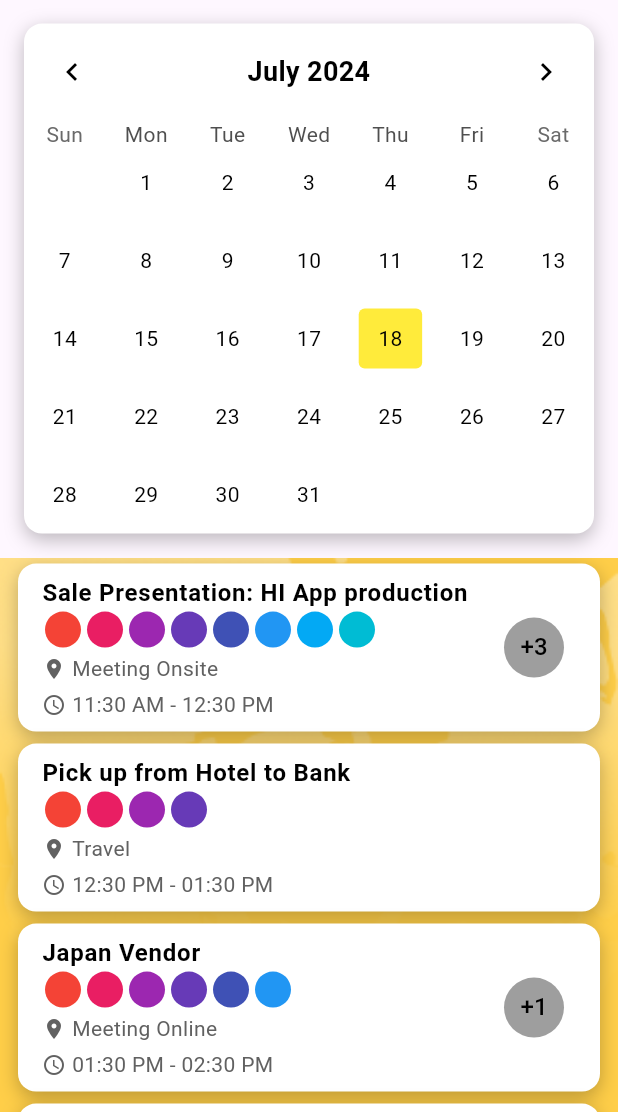
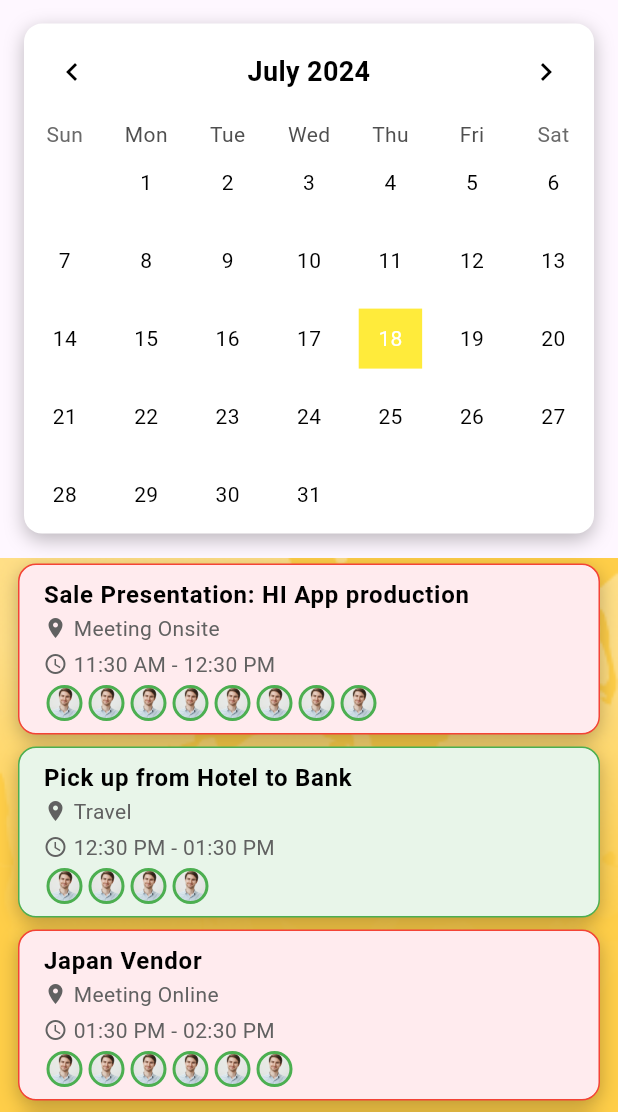
Before and after one commit to FGCompanyDev00/pb_hrm_app, a Flutter app: the HomeCalendar screen opened directly, on a phone screen of 412 x 824 dp, the part 124-1236 px from its top. Run offline on Flutter 3.47's test engine with Material 3 defaults, Android fonts, the phone set to English and light mode, and no system bars; drawn by our look-alikes of table_calendar; our stand-ins replace carousel_slider, convex_bottom_bar, flutter_easyloading, flutter_hooks, flutter_local_notifications, flutter_staggered_animations and 5 more; accounts and stored records are empty; generated files the repository leaves out were written again; network calls fail; Roboto replaces fonts that are missing (Oxanium).

Commit message:
update: adjusted calender compability with dark mode,added green lines to date and added colour to the cards

```diff
--- a/lib/home/home_calendar.dart
+++ b/lib/home/home_calendar.dart
@@ -140,6 +140,7 @@ class _HomeCalendarState extends State<HomeCalendar> {
   Widget build(BuildContext context) {
     final themeNotifier = Provider.of<ThemeNotifier>(context);
     final bool isDarkMode = themeNotifier.isDarkMode;
+    final brightness = Theme.of(context).brightness;
 
     return Scaffold(
       body: Stack(
@@ -161,11 +162,11 @@ class _HomeCalendarState extends State<HomeCalendar> {
                 ),
                 child: Stack(
                   children: [
-                    const Center(
+                    Center(
                       child: Text(
                         'Calendar',
                         style: TextStyle(
-                          color: Colors.black,
+                          color: brightness == Brightness.dark ? Colors.white : Colors.black,
                           fontSize: 24,
                           fontWeight: FontWeight.bold,
                         ),
@@ -236,31 +237,47 @@ class _HomeCalendarState extends State<HomeCalendar> {
                       borderRadius: BorderRadius.circular(4),
                     ),
                     selectedDecoration: BoxDecoration(
-                      color: Colors.yellow,
+                      color: isDarkMode ? Colors.orange : Colors.yellow,
                       shape: BoxShape.rectangle,
-                      borderRadius: BorderRadius.circular(4),
+
                     ),
-                    defaultTextStyle: const TextStyle(color: Colors.black),
-                    weekendTextStyle: const TextStyle(color: Colors.black),
-                    todayTextStyle: const TextStyle(color: Colors.black),
-                    selectedTextStyle: const TextStyle(color: Colors.black),
+                    defaultTextStyle: TextStyle(color: isDarkMode ? Colors.white : Colors.black),
+                    weekendTextStyle: TextStyle(color: isDarkMode ? Colors.white : Colors.black),
+                    todayTextStyle: TextStyle(color: isDarkMode ? Colors.white : Colors.black),
+                    selectedTextStyle: TextStyle(color: isDarkMode ? Colors.black : Colors.white),
+                    markersMaxCount: 1, // To avoid multiple markers overlapping
                   ),
-                  headerStyle: const HeaderStyle(
+                  headerStyle: HeaderStyle(
                     formatButtonVisible: false,
                     titleCentered: true,
                     titleTextStyle: TextStyle(
-                      color: Colors.black,
+                      color: brightness == Brightness.dark ? Colors.white : Colors.black,
                       fontSize: 18,
                       fontWeight: FontWeight.bold,
                     ),
                     leftChevronIcon: Icon(
                       Icons.chevron_left,
-                      color: Colors.black,
+                      color: brightness == Brightness.dark ? Colors.white : Colors.black,
                     ),
                     rightChevronIcon: Icon(
                       Icons.chevron_right,
-                      color: Colors.black,
+                      color: brightness == Brightness.dark ? Colors.white : Colors.black,
                     ),
+                  ),
+                  calendarBuilders: CalendarBuilders(
+                    markerBuilder: (context, date, events) {
+                      if (events.isNotEmpty) {
+                        return Align(
+                          alignment: Alignment.bottomCenter,
+                          child: Container(
+                            margin: const EdgeInsets.symmetric(horizontal: 1.5),
+                            height: 4.0,
+                            color: Colors.green,
+                          ),
+                        );
+                      }
+                      return const SizedBox();
+                    },
                   ),
                 ),
               ),
@@ -280,75 +297,7 @@ class _HomeCalendarState extends State<HomeCalendar> {
                         itemCount: events.length,
                         itemBuilder: (context, index) {
                           final event = events[index];
-                          return Container(
-                            margin: const EdgeInsets.symmetric(
-                              horizontal: 12.0,
-                              vertical: 4.0,
-                            ),
-                            decoration: BoxDecoration(
-                              color: Colors.white,
-                              borderRadius: BorderRadius.circular(12.0),
-                              boxShadow: const [
-                                BoxShadow(
-                                  color: Colors.black26,
-                                  blurRadius: 10,
-                                  offset: Offset(0, 4),
-                                ),
-                              ],
-                            ),
-                            child: ListTile(
-                              onTap: () => _showEventDetails(event),
-                              title: Text(
-                                event.title,
-                                style: const TextStyle(
-                                  fontWeight: FontWeight.bold,
-                                  color: Colors.black,
-                                ),
-                              ),
-                              subtitle: Column(
-                                crossAxisAlignment: CrossAxisAlignment.start,
-                                children: [
-                                  Row(
-                                    children: List.generate(event.attendees, (index) {
-                                      return Container(
-                                        margin: const EdgeInsets.symmetric(horizontal: 2.0),
-                                        width: 24,
-                                        height: 24,
-                                        decoration: BoxDecoration(
-                                          shape: BoxShape.circle,
-                                          color: Colors.primaries[index % Colors.primaries.length],
-                                        ),
-                                      );
-                                    }),
-                                  ),
-                                  const SizedBox(height: 4),
-                                  Row(
-                                    children: [
-                                      Icon(Icons.location_on, size: 16, color: Colors.grey[700]),
-                                      const SizedBox(width: 4),
-                                      Text(event.description, style: TextStyle(color: Colors.grey[700])),
-                                    ],
-                                  ),
-                                  const SizedBox(height: 4),
-                                  Row(
-                                    children: [
-                                      Icon(Icons.access_time, size: 16, color: Colors.grey[700]),
-                                      const SizedBox(width: 4),
-                                      Text(
-                                          '${DateFormat('hh:mm a').format(event.startDateTime)} - ${DateFormat('hh:mm a').format(event.endDateTime)}',
-                                          style: TextStyle(color: Colors.grey[700])),
-                                    ],
-                                  ),
-                                ],
-                              ),
-                              trailing: event.attendees > 5
-                                  ? CircleAvatar(
-                                backgroundColor: Colors.grey,
-                                child: Text('+${event.attendees - 5}', style: const TextStyle(color: Colors.black)),
-                              )
-                                  : null,
-                            ),
-                          );
+                          return CustomEventBox(event: event, isDarkMode: isDarkMode);
                         },
                       );
                     },
@@ -395,12 +344,15 @@ class _AddEventScreenState extends State<AddEventScreen> {
 
   @override
   Widget build(BuildContext context) {
+    final brightness = Theme.of(context).brightness;
+
     return Scaffold(
       extendBodyBehindAppBar: true,
       appBar: AppBar(
         title: Center(child: Text('Add ${widget.eventType} Event')),
         backgroundColor: Colors.transparent,
         elevation: 0,
+        iconTheme: IconThemeData(color: brightness == Brightness.dark ? Colors.white : Colors.black),
       ),
       body: Stack(
         children: [
@@ -421,12 +373,12 @@ class _AddEventScreenState extends State<AddEventScreen> {
                     controller: _titleController,
                     decoration: InputDecoration(
                       labelText: 'Event Title',
-                      labelStyle: const TextStyle(color: Colors.black),
+                      labelStyle: TextStyle(color: brightness == Brightness.dark ? Colors.white : Colors.black),
                       border: OutlineInputBorder(
                         borderRadius: BorderRadius.circular(10),
                       ),
                       filled: true,
-                      fillColor: Colors.white.withOpacity(0.8),
+                      fillColor: brightness == Brightness.dark ? Colors.black45 : Colors.white.withOpacity(0.8),
                     ),
                   ),
                   const SizedBox(height: 20),
@@ -434,19 +386,19 @@ class _AddEventScreenState extends State<AddEventScreen> {
                     controller: _descriptionController,
                     decoration: InputDecoration(
                       labelText: 'Event Description',
-                      labelStyle: const TextStyle(color: Colors.black),
+                      labelStyle: TextStyle(color: brightness == Brightness.dark ? Colors.white : Colors.black),
                       border: OutlineInputBorder(
                         borderRadius: BorderRadius.circular(10),
                       ),
                       filled: true,
-                      fillColor: Colors.white.withOpacity(0.8),
+                      fillColor: brightness == Brightness.dark ? Colors.black45 : Colors.white.withOpacity(0.8),
                     ),
                   ),
                   const SizedBox(height: 20),
                   ListTile(
                     title: Text(
                       'Start: ${DateFormat.yMd().add_jm().format(_startDateTime)}',
-                      style: const TextStyle(color: Colors.black),
+                      style: TextStyle(color: brightness == Brightness.dark ? Colors.white : Colors.black),
                     ),
                     trailing: const Icon(Icons.calendar_today, color: Colors.black),
                     onTap: () async {
@@ -472,7 +424,7 @@ class _AddEventScreenState extends State<AddEventScreen> {
                   ListTile(
                     title: Text(
                       'End: ${DateFormat.yMd().add_jm().format(_endDateTime)}',
-                      style: const TextStyle(color: Colors.black),
+                      style: TextStyle(color: brightness == Brightness.dark ? Colors.white : Colors.black),
                     ),
                     trailing: const Icon(Icons.calendar_today, color: Colors.black),
                     onTap: () async {
@@ -498,15 +450,15 @@ class _AddEventScreenState extends State<AddEventScreen> {
                   const SizedBox(height: 20),
                   Text(
                     'Duration: ${_endDateTime.difference(_startDateTime).inDays} days',
-                    style: const TextStyle(fontSize: 16, fontWeight: FontWeight.bold, color: Colors.black),
+                    style: TextStyle(fontSize: 16, fontWeight: FontWeight.bold, color: brightness == Brightness.dark ? Colors.white : Colors.black),
                   ),
                   const SizedBox(height: 20),
                   Row(
                     children: [
-                      const Text('Attendees:', style: TextStyle(color: Colors.black)),
+                      Text('Attendees:', style: TextStyle(color: brightness == Brightness.dark ? Colors.white : Colors.black)),
                       const SizedBox(width: 10),
                       IconButton(
-                        icon: const Icon(Icons.remove, color: Colors.black),
+                        icon: Icon(Icons.remove, color: brightness == Brightness.dark ? Colors.white : Colors.black),
                         onPressed: () {
                           setState(() {
                             if (_attendeesCount > 1) {
@@ -515,9 +467,9 @@ class _AddEventScreenState extends State<AddEventScreen> {
                           });
                         },
                       ),
-                      Text(_attendeesCount.toString(), style: const TextStyle(color: Colors.black)),
+                      Text(_attendeesCount.toString(), style: TextStyle(color: brightness == Brightness.dark ? Colors.white : Colors.black)),
                       IconButton(
-                        icon: const Icon(Icons.add, color: Colors.black),
+                        icon: Icon(Icons.add, color: brightness == Brightness.dark ? Colors.white : Colors.black),
                         onPressed: () {
                           setState(() {
                             _attendeesCount++;
@@ -576,5 +528,111 @@ class _AddEventScreenState extends State<AddEventScreen> {
       ),
     );
   }
+}
 
+class CustomEventBox extends StatelessWidget {
+  final Event event;
+  final bool isDarkMode;
+
+  const CustomEventBox({required this.event, required this.isDarkMode, Key? key}) : super(key: key);
+
+  @override
+  Widget build(BuildContext context) {
+    return Container(
+      margin: const EdgeInsets.symmetric(
+        horizontal: 12.0,
+        vertical: 4.0,
+      ),
+      decoration: BoxDecoration(
+        color: event.attendees > 5 ? Colors.red[50] : Colors.green[50],
+        border: Border.all(
+          color: event.attendees > 5 ? Colors.red : Colors.green,
+        ),
+        borderRadius: BorderRadius.circular(12.0),
+        boxShadow: const [
+          BoxShadow(
+            color: Colors.black26,
+            blurRadius: 10,
+            offset: Offset(0, 4),
+          ),
+        ],
+      ),
+      child: ListTile(
+        onTap: () {
+          showDialog(
+            context: context,
+            builder: (context) => EventDetailsPopup(event: event),
+          );
+        },
+        title: Text(
+          event.title,
+          style: TextStyle(
+            fontWeight: FontWeight.bold,
+            color: isDarkMode ? Colors.white : Colors.black,
+          ),
+        ),
+        subtitle: Column(
+          crossAxisAlignment: CrossAxisAlignment.start,
+          children: [
+            Row(
+              children: [
+                Icon(Icons.location_on, size: 16, color: isDarkMode ? Colors.grey[300] : Colors.grey[700]),
+                const SizedBox(width: 4),
+                Text(event.description, style: TextStyle(color: isDarkMode ? Colors.grey[300] : Colors.grey[700])),
+              ],
+            ),
+            const SizedBox(height: 4),
+            Row(
+              children: [
+                Icon(Icons.access_time, size: 16, color: isDarkMode ? Colors.grey[300] : Colors.grey[700]),
+                const SizedBox(width: 4),
+                Text(
+                  '${DateFormat('hh:mm a').format(event.startDateTime)} - ${DateFormat('hh:mm a').format(event.endDateTime)}',
+                  style: TextStyle(color: isDarkMode ? Colors.grey[300] : Colors.grey[700]),
+                ),
+              ],
+            ),
+            const SizedBox(height: 4),
+            Row(
+              children: List.generate(
+                event.attendees > 10 ? 10 : event.attendees,
+                (index) {
+                  return Container(
+                    margin: const EdgeInsets.symmetric(horizontal: 2.0),
+                    width: 24,
+                    height: 24,
+                    decoration: BoxDecoration(
+                      shape: BoxShape.circle,
+                      border: Border.all(
+                        color: Colors.green,
+                        width: 2,
+                      ),
+                      image: const DecorationImage(
+                        image: AssetImage('assets/profile_picture.png'), // Example placeholder for attendees' avatars
+                        fit: BoxFit.cover,
+                      ),
+                    ),
+                  );
+                },
+              ),
+            ),
+            if (event.attendees > 10)
+              Padding(
+                padding: const EdgeInsets.only(left: 4.0),
+                child: Text(
+                  '+${event.attendees - 10}',
+                  style: TextStyle(color: isDarkMode ? Colors.white : Colors.black),
+                ),
+              ),
+          ],
+        ),
+        trailing: event.attendees > 10
+            ? CircleAvatar(
+          backgroundColor: Colors.grey,
+          child: Text('+${event.attendees - 10}', style: const TextStyle(color: Colors.black)),
+        )
+            : null,
+      ),
+    );
+  }
 }
```
Also changed, not shown: assets/lang/chinese.json (deleted, +0 -14 lines), assets/lang/en.json (deleted, +0 -14 lines), assets/lang/laos.json (deleted, +0 -15 lines).
